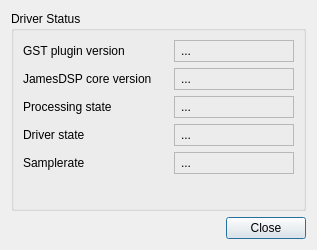
Before: the Qt Designer form src/interface/fragment/StatusFragment.ui in Audio4Linux/JDSP4Linux, drawn with Qt 5.
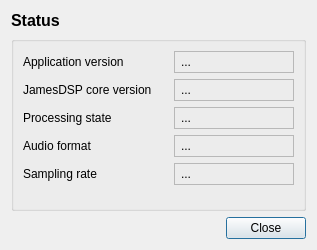
After: the same form once the commit is applied.

Diff of the .ui file:
```diff
--- a/src/interface/fragment/StatusFragment.ui
+++ b/src/interface/fragment/StatusFragment.ui
@@ -26,10 +26,24 @@
    <string>Driver Status Information</string>
   </property>
   <layout class="QVBoxLayout" name="verticalLayout">
+   <item>
+    <widget class="QLabel" name="label_6">
+     <property name="font">
+      <font>
+       <pointsize>12</pointsize>
+       <weight>75</weight>
+       <bold>true</bold>
+      </font>
+     </property>
+     <property name="text">
+      <string>Status</string>
+     </property>
+    </widget>
+   </item>
    <item>
     <widget class="QGroupBox" name="groupBox">
      <property name="title">
-      <string>Driver Status</string>
+      <string/>
      </property>
      <layout class="QVBoxLayout" name="verticalLayout_2">
       <item>
@@ -49,7 +63,7 @@
         <item row="0" column="0">
          <widget class="QLabel" name="label">
           <property name="text">
-           <string>GST plugin version</string>
+           <string>Application version</string>
           </property>
          </widget>
         </item>
@@ -70,14 +84,14 @@
         <item row="3" column="0">
          <widget class="QLabel" name="label_4">
           <property name="text">
-           <string>Driver state</string>
+           <string>Audio format</string>
           </property>
          </widget>
         </item>
         <item row="4" column="0">
          <widget class="QLabel" name="label_5">
           <property name="text">
-           <string>Samplerate</string>
+           <string>Sampling rate</string>
           </property>
          </widget>
         </item>
```
Left out of the diff: 4 changed lines with no effect on the pictures.
